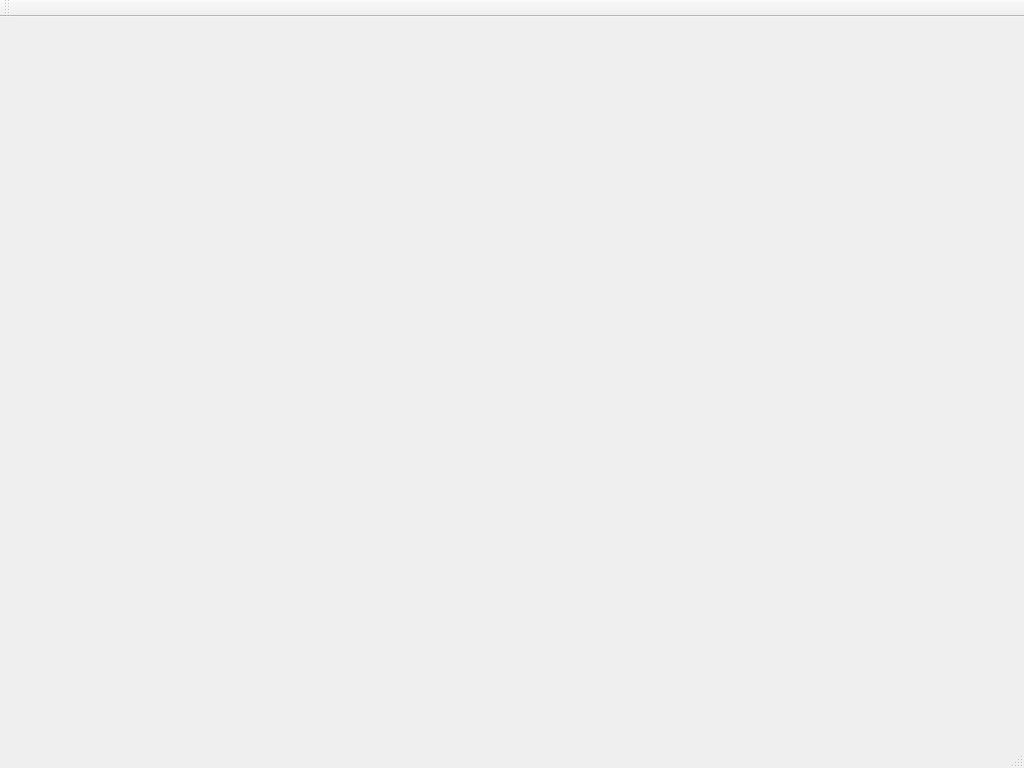
Old version of the form GenericParticleSystem/Qt/GenericParticleSystemQtApp/mainwindow.ui in the repository LaurentNovac/WSHeArc.
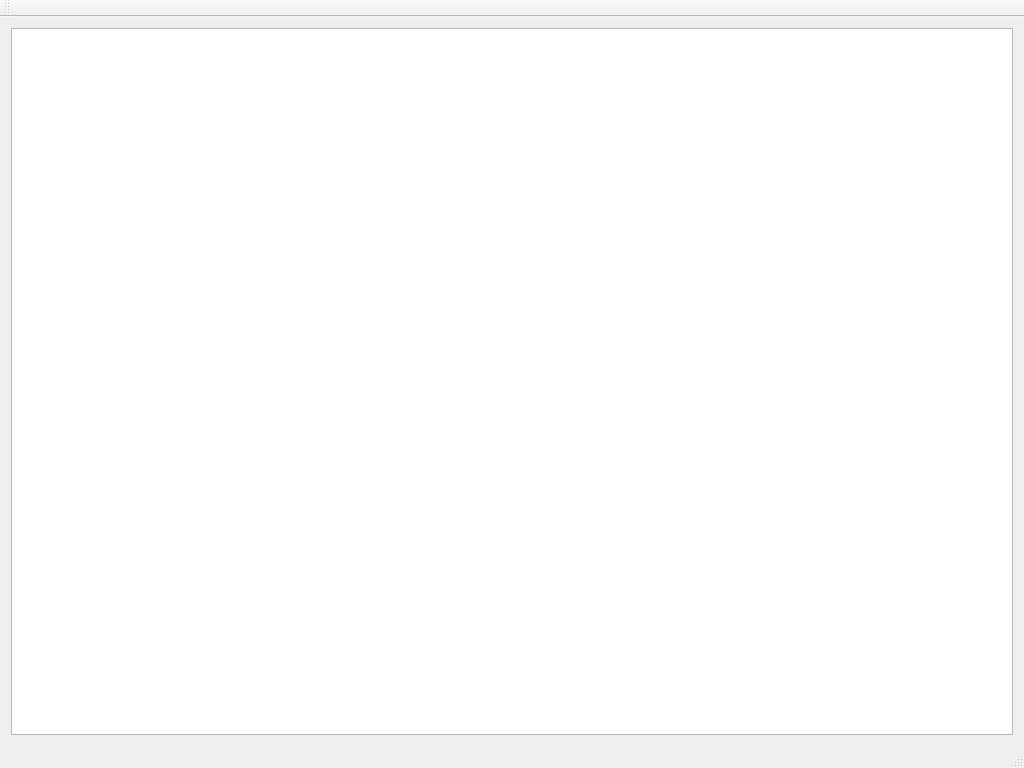
New version of the form.

Patch:
```diff
--- a/GenericParticleSystem/Qt/GenericParticleSystemQtApp/mainwindow.ui
+++ b/GenericParticleSystem/Qt/GenericParticleSystemQtApp/mainwindow.ui
@@ -13,7 +13,20 @@
   <property name="windowTitle">
    <string>MainWindow</string>
   </property>
-  <widget class="QWidget" name="centralWidget"/>
+  <widget class="QWidget" name="centralWidget">
+   <layout class="QHBoxLayout" name="horizontalLayout">
+    <item>
+     <widget class="QGraphicsView" name="graphicsView">
+      <property name="maximumSize">
+       <size>
+        <width>1024</width>
+        <height>16777215</height>
+       </size>
+      </property>
+     </widget>
+    </item>
+   </layout>
+  </widget>
   <widget class="QMenuBar" name="menuBar">
    <property name="geometry">
     <rect>
```
